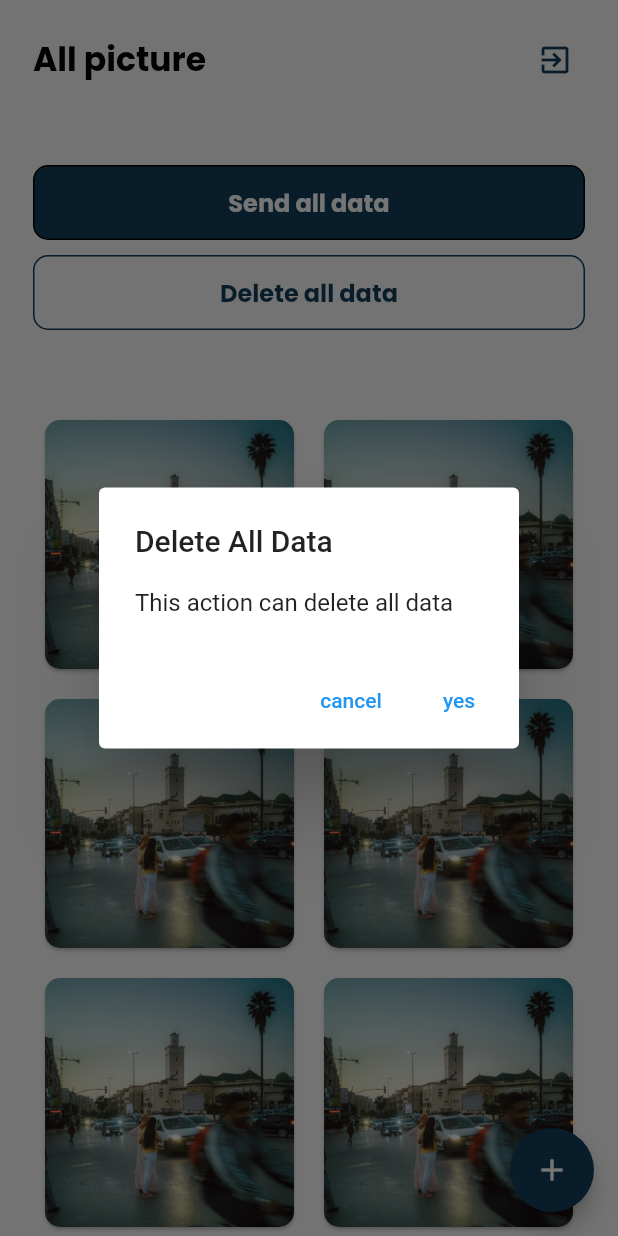
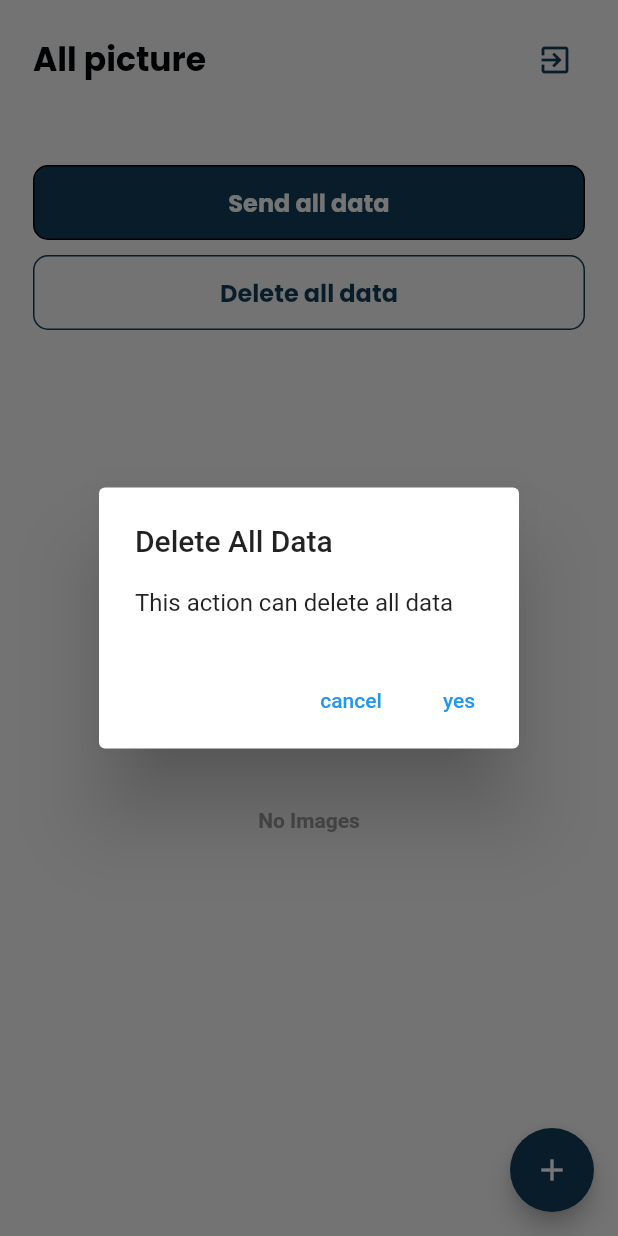
Before and after one commit to FiDiSoft/Klix, a Flutter app: the screen it shows once a user with an empty profile is signed in, after a tap on "Delete all data", on a phone screen of 412 x 824 dp. Run offline on Flutter 3.47's test engine with Material 2 defaults, Android fonts, the phone set to English and light mode, and no system bars; our stand-ins replace camera, firebase_auth, firebase_core, google_fonts, google_sign_in, location and 1 more; accounts and stored records are empty.

Commit message:
add ImgDatabase to the project

```diff
--- /dev/null
+++ b/lib/db/img_database.dart
@@ -0,0 +1,86 @@
+import 'package:kumpulin/models/img.dart';
+import 'package:path/path.dart';
+import 'package:sqflite/sqflite.dart';
+
+class ImgDatabase {
+  static final ImgDatabase instance = ImgDatabase._init();
+  static Database? _database;
+  static const imgTable = "imgTable";
+
+  ImgDatabase._init();
+
+  Future<Database> get database async {
+    if (_database != null) return _database!;
+
+    _database = await _initDB('img_database.db');
+    return _database!;
+  }
+
+  Future<Database> _initDB(String dbName) async {
+    final dbPath = await getDatabasesPath();
+    final path = join(dbPath, dbName);
+
+    return await openDatabase(path, version: 1, onCreate: _createDB);
+  }
+
+  Future<void> _createDB(Database db, int version) async {
+    const idType = "INTEGER PRIMARY KEY AUTOINCREMENT";
+    const stringType = "VARCHAR NOT NULL";
+
+    await db.execute(
+        "CREATE TABLE imgTable (id $idType, image $stringType, longitude $stringType, latitude $stringType)");
+  }
+
+  Future<List<Img>> listImg() async {
+    final db = await instance.database;
+
+    final query = await db.query(imgTable);
+
+    return query.map((json) => Img.fromJson(json)).toList();
+  }
+
+  Future<Img> addImg(Img imgPODO) async {
+    final db = await instance.database;
+    final query = await db.insert(imgTable, imgPODO.toJson());
+
+    return imgPODO.copy(id: query);
+  }
+
+  Future<int> updateImg(Img imgPODO) async {
+    final db = await instance.database;
+    final query = await db.update(imgTable, imgPODO.toJson(),
+        where: '${imgPODO.id} = ?', whereArgs: [imgPODO.id]);
+
+    return query;
+  }
+
+  Future<Img> detailImg(int id) async {
+    final db = await instance.database;
+    final query = await db.query(
+      imgTable,
+      columns: ImgFields.imgCol,
+      where: '${ImgFields.id} = ?',
+      whereArgs: [id],
+    );
+
+    if (query.isEmpty) {
+      return Img.fromJson(query.first);
+    } else {
+      throw Exception('ID $id not found');
+    }
+  }
+
+  Future<int> deleteImg(int id) async {
+    final db = await instance.database;
+    final query = await db
+        .delete(imgTable, where: '${ImgFields.id} = ?', whereArgs: [id]);
+
+    return query;
+  }
+
+  Future close() async {
+    final db = await instance.database;
+
+    db.close();
+  }
+}
--- /dev/null
+++ b/lib/models/img.dart
@@ -0,0 +1,52 @@
+class ImgFields {
+  static final List<String> imgCol = [id, img, longitude, latitude];
+
+  static const String id = 'id';
+  static const String img = 'img';
+  static const String longitude = 'longitude';
+  static const String latitude = 'latitude';
+}
+
+class Img {
+  final int? id;
+  final String img;
+  final String longitude;
+  final String latitude;
+
+  Img(
+      {this.id,
+      required this.img,
+      required this.longitude,
+      required this.latitude});
+
+  Img copy({
+    int? id,
+    String? img,
+    String? longtitude,
+    String? latitude,
+  }) =>
+      Img(
+        id: id ?? this.id,
+        img: img ?? this.img,
+        longitude: longtitude ?? this.longitude,
+        latitude: latitude ?? this.latitude,
+      );
+
+  static Img fromJson(Map<String, dynamic> json) {
+    return Img(
+      id: json['id'] as int?,
+      img: json['image'] as String,
+      longitude: json['longitude'] as String,
+      latitude: json['latitude'] as String,
+    );
+  }
+
+  Map<String, Object?> toJson() {
+    return {
+      'id': id,
+      'image': img,
+      'longitude': longitude,
+      'latitude': latitude,
+    };
+  }
+}
--- a/lib/screen/home/home_page.dart
+++ b/lib/screen/home/home_page.dart
@@ -1,14 +1,46 @@
 import 'package:flutter/material.dart';
 import 'package:kumpulin/constant/theme.dart';
+import 'package:kumpulin/db/img_database.dart';
 import 'package:kumpulin/models/google_auth.dart';
+import 'package:kumpulin/models/img.dart';
 import 'package:kumpulin/screen/camera/camera_screen.dart';
 import 'package:kumpulin/screen/detail/detail_page.dart';
 import 'package:kumpulin/widgets/build_button.dart';
 
-class HomePage extends StatelessWidget {
+class HomePage extends StatefulWidget {
   const HomePage({
     Key? key,
   }) : super(key: key);
+
+  @override
+  State<HomePage> createState() => _HomePageState();
+}
+
+class _HomePageState extends State<HomePage> {
+  late List<Img> images;
+  bool isLoading = false;
+
+  @override
+  void initState() {
+    refreshImages();
+
+    super.initState();
+  }
+
+  @override
+  void dispose() {
+    ImgDatabase.instance.close();
+
+    super.dispose();
+  }
+
+  Future refreshImages() async {
+    setState(() => isLoading = !isLoading);
+
+    images = await ImgDatabase.instance.listImg();
+
+    setState(() => isLoading = !isLoading);
+  }
 
   @override
   Widget build(BuildContext context) {
@@ -82,7 +114,7 @@ class HomePage extends StatelessWidget {
                   borderRadius: BorderRadius.circular(10.0),
                   onTap: () => showDialog(
                     context: context,
-                    builder: (_) => AlertDialog(
+                    builder: (context) => AlertDialog(
                       title: const Text('Delete All Data'),
                       content: const Text('This action can delete all data'),
                       actions: [
@@ -121,16 +153,24 @@ class HomePage extends StatelessWidget {
         backgroundColor: primaryColor,
         child: const Icon(Icons.add),
       ),
-      body: Container(
-        width: mediaQuery.width,
-        padding: const EdgeInsets.symmetric(horizontal: 20.0),
-        child: GridView.builder(
-          gridDelegate: const SliverGridDelegateWithFixedCrossAxisCount(
-              crossAxisCount: 2),
-          itemBuilder: (context, i) {
+      body: Center(
+        child: isLoading
+            ? const CircularProgressIndicator()
+            : images.isEmpty
+                ? const Text(
+                    'No Images',
+                    style: TextStyle(
+                      fontWeight: FontWeight.bold,
+                      color: Colors.grey,
+                    ),
+                  )
+                : GridView.builder(
+                    itemBuilder: (context, index) {
                       return InkWell(
-              onTap: () => Navigator.push(context,
-                  MaterialPageRoute(builder: (_) => const DetailPage())),
+                        onTap: () => Navigator.push(
+                            context,
+                            MaterialPageRoute(
+                                builder: (context) => const DetailPage())),
                         borderRadius: BorderRadius.circular(10.0),
                         child: Card(
                           margin: const EdgeInsets.all(10.0),
@@ -146,9 +186,44 @@ class HomePage extends StatelessWidget {
                         ),
                       );
                     },
-          itemCount: 10,
+                    gridDelegate:
+                        const SliverGridDelegateWithFixedCrossAxisCount(
+                      crossAxisCount: 2,
+                    ),
                   ),
       ),
     );
   }
 }
+
+
+
+
+// body: Container(
+      //   width: mediaQuery.width,
+      //   padding: const EdgeInsets.symmetric(horizontal: 20.0),
+      //   child: GridView.builder(
+      //     gridDelegate: const SliverGridDelegateWithFixedCrossAxisCount(
+      //         crossAxisCount: 2),
+      //     itemBuilder: (context, i) {
+      //       return InkWell(
+      //         onTap: () => Navigator.push(context,
+      //             MaterialPageRoute(builder: (_) => const DetailPage())),
+      //         borderRadius: BorderRadius.circular(10.0),
+      //         child: Card(
+      //           margin: const EdgeInsets.all(10.0),
+      //           shape: RoundedRectangleBorder(
+      //               borderRadius: BorderRadius.circular(10.0)),
+      //           child: ClipRRect(
+      //             borderRadius: BorderRadius.circular(10.0),
+      //             child: Image.asset(
+      //               'assets/place.png',
+      //               fit: BoxFit.cover,
+      //             ),
+      //           ),
+      //         ),
+      //       );
+      //     },
+      //     itemCount: 10,
+      //   ),
+      // ),
--- a/pubspec.yaml
+++ b/pubspec.yaml
@@ -39,6 +39,8 @@ dependencies:
   path: ^1.8.0
   path_provider: ^2.0.5
   provider: ^6.0.1
+  sqflite: ^2.0.0+4
+  intl: ^0.17.0
 
 dev_dependencies:
   flutter_lints: ^1.0.4
```
Also changed, not shown: pubspec.lock. Lines whose indentation alone changed are shown as unchanged.
